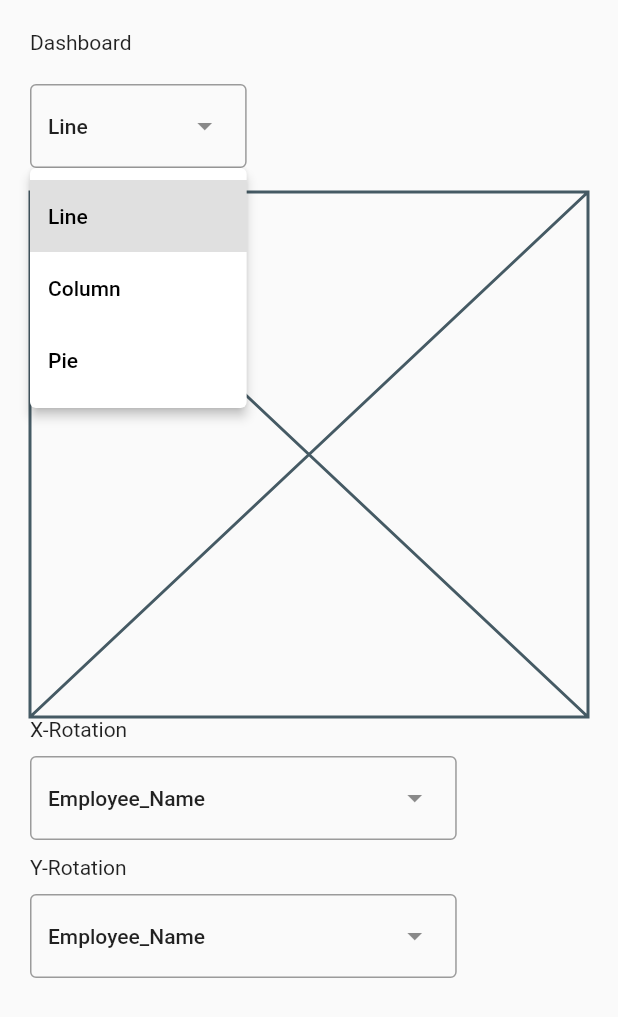
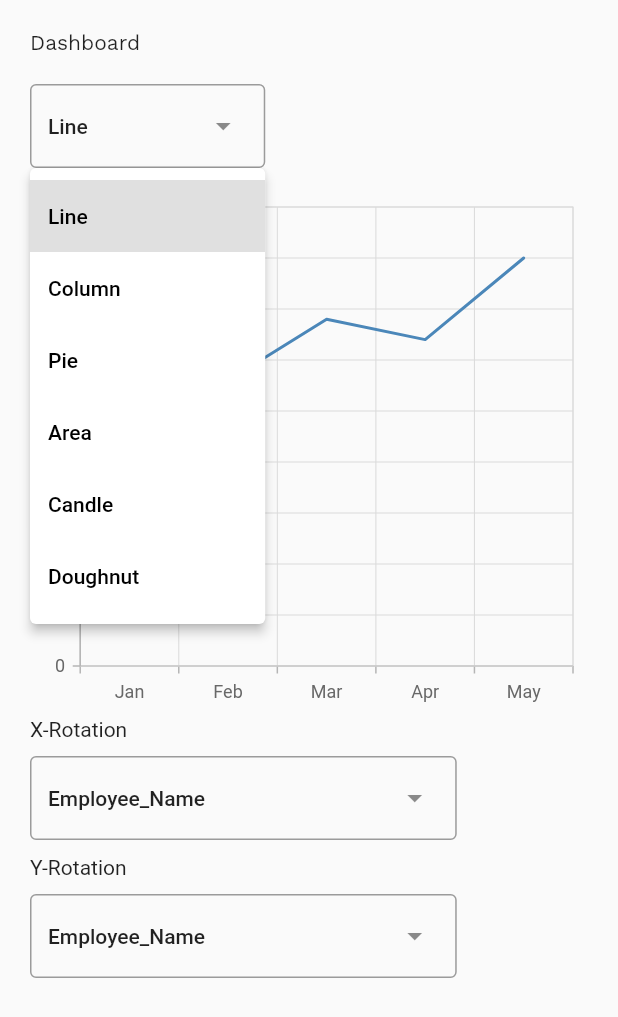
Before and after one commit to MinhSkyDev/DataVisualize_MobileDevelopment, a Flutter app: the screen it shows after launch, after a tap on "Line", on a phone screen of 412 x 824 dp. Shown: the top 1017 px of the screen. Run offline on Flutter 3.47's test engine with Material 2 defaults, Android fonts, the phone set to English and light mode, and no system bars; our stand-ins replace bloc, flutter_bloc, syncfusion_flutter_charts; network calls fail.

Commit message:
Flutter: add more cartesian chart

```diff
--- a/flutter/data_visualize/lib/bloc/chart/bloc/chart_bloc.dart
+++ b/flutter/data_visualize/lib/bloc/chart/bloc/chart_bloc.dart
@@ -1,6 +1,7 @@
 import 'dart:async';
 
 import 'package:bloc/bloc.dart';
+import 'package:data_visualize/ultility/chartDataRead.dart';
 import 'package:meta/meta.dart';
 
 part 'chart_event.dart';
@@ -8,9 +9,19 @@ part 'chart_state.dart';
 
 class ChartBloc extends Bloc<ChartEvent, ChartState> {
   ChartBloc() : super(ChartInitial()) {
+    on<ChartInitEvent>((event, emit) async {
+      await ChartInitEventHandler(event, emit);
+    });
+
     on<ChartTypeChangeEvent>((event, emit) async {
       await ChartTypeChangeEventHandler(event, emit);
     });
+  }
+
+  FutureOr<void> ChartInitEventHandler(event, emit) {
+    DataProccessor dataProccessor = DataProccessor();
+    dataProccessor.getData();
+    emit(ChartLineDisplay());
   }
 
   FutureOr<void> ChartTypeChangeEventHandler(event, emit) {
@@ -23,6 +34,12 @@ class ChartBloc extends Bloc<ChartEvent, ChartState> {
       emit(ChartBarDisplay());
     } else if (chartTypeChangeEvent.currentType == "Pie") {
       emit(ChartPieDisplay());
+    } else if (chartTypeChangeEvent.currentType == "Area") {
+      emit(ChartAreaDisplay());
+    } else if (chartTypeChangeEvent.currentType == "Candle") {
+      emit(ChartCandleDisplay());
+    } else if (chartTypeChangeEvent.currentType == "Doughnut") {
+      emit(ChartDoughnutDisplay());
     }
   }
 }
--- a/flutter/data_visualize/lib/bloc/chart/bloc/chart_state.dart
+++ b/flutter/data_visualize/lib/bloc/chart/bloc/chart_state.dart
@@ -12,3 +12,9 @@ class ChartLineDisplay extends ChartState {}
 class ChartBarDisplay extends ChartState {}
 
 class ChartPieDisplay extends ChartState {}
+
+class ChartAreaDisplay extends ChartState {}
+
+class ChartCandleDisplay extends ChartState {}
+
+class ChartDoughnutDisplay extends ChartState {}
--- a/flutter/data_visualize/lib/ui/data_visualize.dart
+++ b/flutter/data_visualize/lib/ui/data_visualize.dart
@@ -11,7 +11,14 @@ class DataVisualizeScreen extends StatefulWidget {
 }
 
 class _DataVisualizeScreenState extends State<DataVisualizeScreen> {
-  List<String> temporaryBartypeDropdown = ["Line", "Column", "Pie"];
+  List<String> temporaryBartypeDropdown = [
+    "Line",
+    "Column",
+    "Pie",
+    "Area",
+    "Candle",
+    "Doughnut",
+  ];
   List<String> temporaryXAsisData = [
     "Employee_Name",
     "EmpID",
@@ -90,15 +97,17 @@ class _DataVisualizeScreenState extends State<DataVisualizeScreen> {
     "Absences"
   ];
 
+  late ChartBloc chartBloc;
+
+  @override
+  void initState() {
+    super.initState();
+    chartBloc = BlocProvider.of<ChartBloc>(context);
+    chartBloc.add(ChartInitEvent());
+  }
+
   @override
   Widget build(BuildContext context) {
-    ChartBloc chartBloc = BlocProvider.of<ChartBloc>(context);
-
-    @override
-    void initState() {
-      chartBloc.add(ChartInitEvent());
-    }
-
     return Scaffold(
       body: SafeArea(
         child: Padding(
@@ -108,7 +117,11 @@ class _DataVisualizeScreenState extends State<DataVisualizeScreen> {
                 mainAxisAlignment: MainAxisAlignment.start,
                 crossAxisAlignment: CrossAxisAlignment.start,
                 children: [
-                  const Text("Dashboard"),
+                  const Text(
+                    "Dashboard",
+                    style: TextStyle(
+                        fontFamily: 'WorkSans', fontWeight: FontWeight.w500),
+                  ),
                   const SizedBox(
                     height: 10,
                   ),
@@ -139,8 +152,16 @@ class _DataVisualizeScreenState extends State<DataVisualizeScreen> {
                           return LineChart();
                         } else if (state is ChartBarDisplay) {
                           return ColumnChart();
+                        } else if (state is ChartAreaDisplay) {
+                          return AreaChart();
+                        } else if (state is ChartCandleDisplay) {
+                          return CandleChart();
+                        } else if (state is ChartDoughnutDisplay) {
+                          return DoughnutChart();
                         } else {
-                          return Placeholder();
+                          return SizedBox(
+                            height: 20,
+                          );
                         }
                       },
                     ),
@@ -199,8 +220,28 @@ Widget ColumnChart() {
 
 Widget PieChart() {
   return SfCircularChart(
+    legend: Legend(isVisible: true),
     series: <PieSeries<SalesData, String>>[
       PieSeries(
+        dataSource: <SalesData>[
+          SalesData('Jan', 35),
+          SalesData('Feb', 28),
+          SalesData('Mar', 34),
+          SalesData('Apr', 32),
+          SalesData('May', 40)
+        ],
+        xValueMapper: (SalesData sales, _) => sales.year,
+        yValueMapper: (SalesData sales, _) => sales.sales,
+      ),
+    ],
+  );
+}
+
+Widget DoughnutChart() {
+  return SfCircularChart(
+    legend: Legend(isVisible: true),
+    series: <DoughnutSeries<SalesData, String>>[
+      DoughnutSeries(
         dataSource: <SalesData>[
           SalesData('Jan', 35),
           SalesData('Feb', 28),
@@ -233,6 +274,46 @@ Widget LineChart() {
       ]);
 }
 
+Widget AreaChart() {
+  return SfCartesianChart(
+    primaryXAxis: CategoryAxis(),
+    series: <AreaSeries<SalesData, String>>[
+      AreaSeries(
+          dataSource: <SalesData>[
+            SalesData('Jan', 35),
+            SalesData('Feb', 28),
+            SalesData('Mar', 34),
+            SalesData('Apr', 32),
+            SalesData('May', 40)
+          ],
+          xValueMapper: (SalesData sales, _) => sales.year,
+          yValueMapper: (SalesData sales, _) => sales.sales)
+    ],
+  );
+}
+
+Widget CandleChart() {
+  return SfCartesianChart(
+    primaryXAxis: CategoryAxis(),
+    series: <CandleSeries<SalesData, String>>[
+      CandleSeries(
+        dataSource: <SalesData>[
+          SalesData('Jan', 35),
+          SalesData('Feb', 28),
+          SalesData('Mar', 34),
+          SalesData('Apr', 32),
+          SalesData('May', 40)
+        ],
+        xValueMapper: (SalesData sales, _) => sales.year,
+        openValueMapper: (SalesData sales, _) => sales.sales + 5,
+        highValueMapper: (SalesData sales, _) => sales.sales + 15,
+        lowValueMapper: (SalesData sales, _) => sales.sales - 15,
+        closeValueMapper: (SalesData sales, _) => sales.sales,
+      )
+    ],
+  );
+}
+
 class SalesData {
   SalesData(this.year, this.sales);
   final String year;
--- /dev/null
+++ b/flutter/data_visualize/lib/ultility/chartDataRead.dart
@@ -0,0 +1,23 @@
+import 'dart:convert';
+import 'dart:io';
+
+import 'package:data_visualize/model/employee.dart';
+import 'package:http/http.dart' as http;
+
+class DataProccessor {
+  List<Employee> employees = [];
+  String URL =
+      "https://human-resource-data-visualize-default-rtdb.asia-southeast1.firebasedatabase.app/.json";
+  DataProccessor();
+
+  void getData() async {
+    final response = await http.get(Uri.parse(URL));
+    if (response.statusCode == 200) {
+      employees = (json.decode(response.body) as List)
+          .map((i) => Employee.fromJson(i))
+          .toList();
+    }
+
+    print(employees[2].toJson().toString());
+  }
+}
```
Also changed, not shown: flutter/data_visualize/lib/model/employee.dart (added, +156 -0 lines), flutter/data_visualize/pubspec.yaml (+7 -0 lines), flutter/data_visualize/lib/assets/fonts/WorkSans-Regular.otf (added), flutter/data_visualize/lib/assets/fonts/WorkSans-SemiBold.otf (added), flutter/data_visualize/pubspec.lock, 1 other file.
